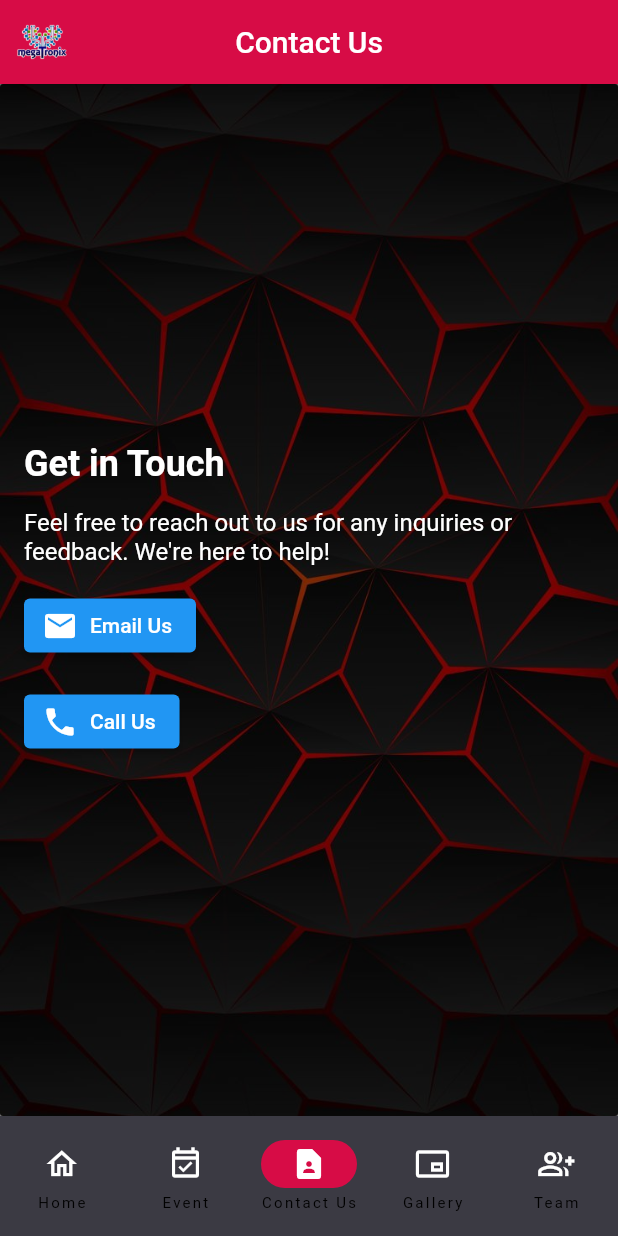
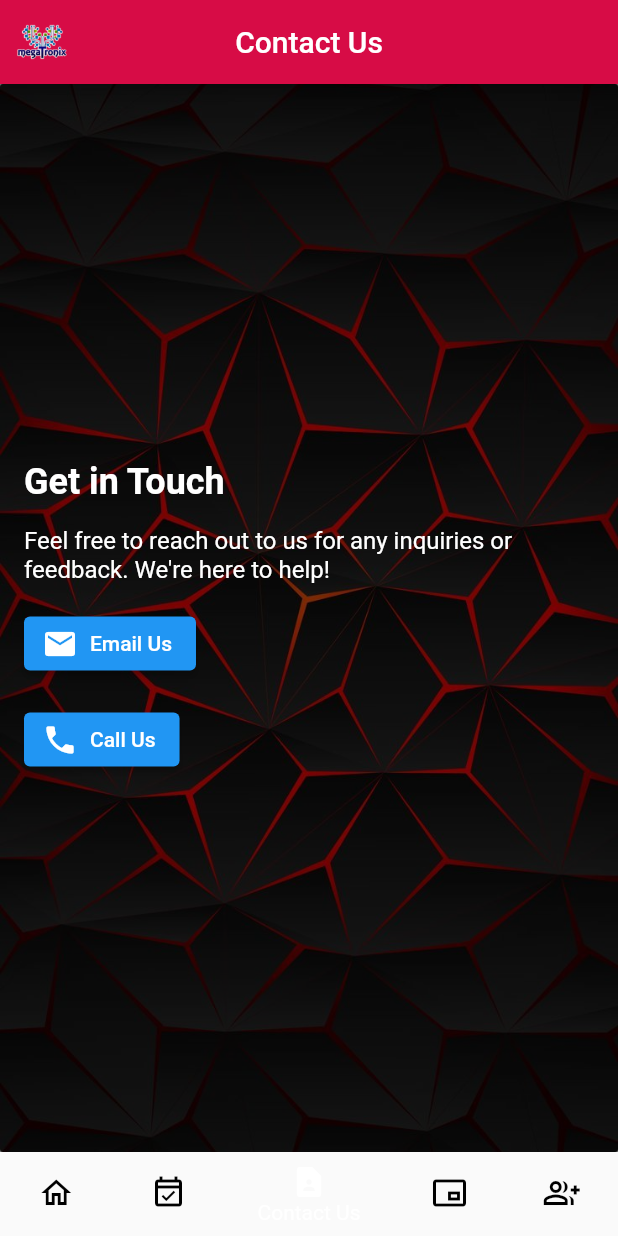
Before and after one commit to Shuvam002/Megatronix_App, a Flutter app: the screen it shows after launch, item 3 of the bottom bar chosen, on a phone screen of 412 x 824 dp. Run offline on Flutter 3.47's test engine with Material 2 defaults, Android fonts, the light colour scheme and no system bars.

Commit message:
Update main.dart

```diff
--- a/megatronix_app/lib/main.dart
+++ b/megatronix_app/lib/main.dart
@@ -1,17 +1,14 @@
 import 'package:flutter/material.dart';
-import 'package:megatronix_app/Pages/About_Us.dart';
 import 'package:megatronix_app/Pages/Contact_Us.dart';
 import 'package:megatronix_app/Pages/Event.dart';
 import 'package:megatronix_app/Pages/Gallery.dart';
 import 'package:megatronix_app/Pages/Home.dart';
 import 'package:megatronix_app/Pages/Team.dart';
 
-/// Flutter code sample for [NavigationBar].
-
 void main() => runApp(const NavigationBarApp());
 
 class NavigationBarApp extends StatelessWidget {
-  const NavigationBarApp({super.key});
+  const NavigationBarApp({Key? key});
 
   @override
   Widget build(BuildContext context) {
@@ -20,7 +17,7 @@ class NavigationBarApp extends StatelessWidget {
 }
 
 class NavigationExample extends StatefulWidget {
-  const NavigationExample({super.key});
+  const NavigationExample({Key? key});
 
   @override
   State<NavigationExample> createState() => _NavigationExampleState();
@@ -32,110 +29,104 @@ class _NavigationExampleState extends State<NavigationExample> {
   @override
   Widget build(BuildContext context) {
     return Scaffold(
-      bottomNavigationBar: NavigationBar(
-        backgroundColor: Color.fromARGB(255, 59, 58, 67),
-        onDestinationSelected: (int index) {
+      bottomNavigationBar: AnimatedNavigationBar(
+        currentIndex: currentPageIndex,
+        onTap: (int index) {
           setState(() {
             currentPageIndex = index;
           });
         },
-        indicatorColor: Color.fromARGB(255, 215, 12, 70),
-        selectedIndex: currentPageIndex,
-        destinations: const <Widget>[
-          NavigationDestination(
-            selectedIcon: Icon(
-              Icons.home,
-              color: Colors.white,
+        indicatorColor:
+            Color.fromARGB(255, 215, 12, 70), // Set the indicator color
       ),
-            icon: Icon(
-              Icons.home_outlined,
-              color: Colors.white,
-            ),
-            label: 'Home',
-          ),
-          // NavigationDestination(
-          //   selectedIcon: Icon(Icons.search),
-          //   icon: Icon(Icons.search_outlined),
-          //   label: 'About Us',
-          // ),
-          NavigationDestination(
-            selectedIcon: Icon(
-              Icons.event,
-              color: Colors.white,
-            ),
-            icon: Icon(
-              Icons.event_available_outlined,
-              color: Colors.white,
-            ),
-            label: 'Event',
-          ),
-          NavigationDestination(
-            selectedIcon: Icon(
-              Icons.contact_page,
-              color: Colors.white,
-            ),
-            icon: Icon(
-              Icons.contact_page_outlined,
-              color: Colors.white,
-            ),
-            label: 'Contact Us',
-          ),
-          NavigationDestination(
-            selectedIcon: Icon(
-              Icons.picture_in_picture_rounded,
-              color: Colors.white,
-            ),
-            icon: Icon(
-              Icons.picture_in_picture_alt_outlined,
-              color: Colors.white,
-            ),
-            label: 'Gallery',
-          ),
-          NavigationDestination(
-            selectedIcon: Icon(
-              Icons.group,
-              color: Colors.white,
-            ),
-            icon: Icon(
-              Icons.group_add_outlined,
-              color: Colors.white,
-            ),
-            label: 'Team',
-          ),
-        ],
-      ),
-      body: <Widget>[
+      body: AnimatedSwitcher(
+        duration: const Duration(milliseconds: 300),
+        child: [
           Container(
             color: Colors.red,
             alignment: Alignment.center,
+            key:
+                UniqueKey(), // UniqueKey triggers the AnimatedSwitcher animation
             child: HomePage(),
           ),
-        // Container(
-        //   color: Colors.red,
-        //   alignment: Alignment.center,
-        //   child: AboutUsPage(),
-        // ),
           Container(
             color: Colors.green,
             alignment: Alignment.center,
+            key: UniqueKey(),
             child: EventPage(),
           ),
           Container(
             color: Colors.blue,
             alignment: Alignment.center,
+            key: UniqueKey(),
             child: ContactUsPage(),
           ),
           Container(
             color: Colors.blue,
             alignment: Alignment.center,
+            key: UniqueKey(),
             child: GalleryPage(),
           ),
           Container(
             color: Colors.blue,
             alignment: Alignment.center,
+            key: UniqueKey(),
             child: TeamPage(),
           ),
         ][currentPageIndex],
+      ),
     );
   }
 }
+
+class AnimatedNavigationBar extends StatelessWidget {
+  final int currentIndex;
+  final ValueChanged<int> onTap;
+  final Color indicatorColor;
+
+  AnimatedNavigationBar({
+    required this.currentIndex,
+    required this.onTap,
+    required this.indicatorColor,
+  });
+
+  @override
+  Widget build(BuildContext context) {
+    return BottomNavigationBar(
+      currentIndex: currentIndex,
+      onTap: onTap,
+      selectedItemColor: Colors.white,
+      unselectedItemColor: Colors.black,
+      backgroundColor: Color.fromARGB(255, 219, 219, 225),
+      indicatorColor: indicatorColor, // Set the indicator color
+      items: const <BottomNavigationBarItem>[
+        BottomNavigationBarItem(
+          icon: Icon(Icons.home_outlined),
+          activeIcon: Icon(Icons.home, color: Colors.white),
+          label: 'Home',
+        ),
+        BottomNavigationBarItem(
+          icon: Icon(Icons.event_available_outlined),
+          activeIcon: Icon(Icons.event, color: Colors.white),
+          label: 'Event',
+        ),
+        BottomNavigationBarItem(
+          icon: Icon(Icons.contact_page_outlined),
+          activeIcon: Icon(Icons.contact_page, color: Colors.white),
+          label: 'Contact Us',
+        ),
+        BottomNavigationBarItem(
+          icon: Icon(Icons.picture_in_picture_alt_outlined),
+          activeIcon:
+              Icon(Icons.picture_in_picture_rounded, color: Colors.white),
+          label: 'Gallery',
+        ),
+        BottomNavigationBarItem(
+          icon: Icon(Icons.group_add_outlined),
+          activeIcon: Icon(Icons.group, color: Colors.white),
+          label: 'Team',
+        ),
+      ],
+    );
+  }
+}
```
Lines whose indentation alone changed are shown as unchanged.
